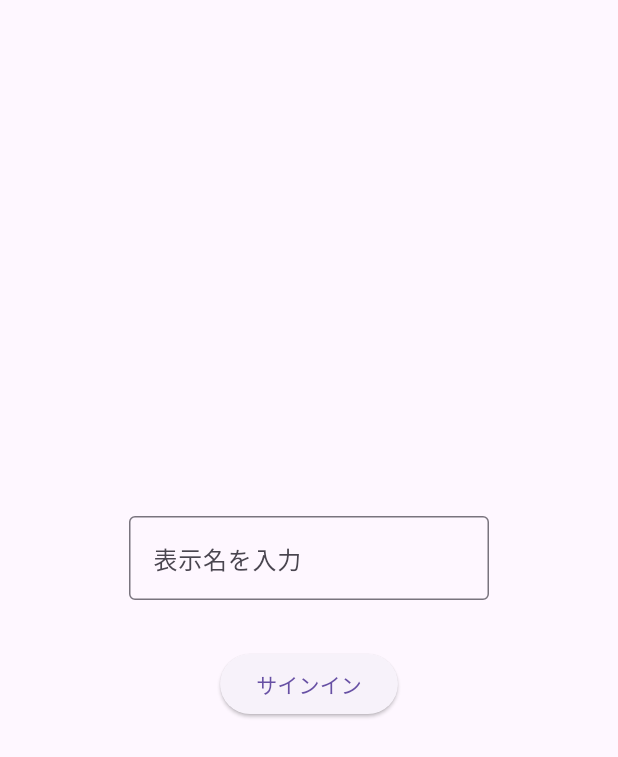
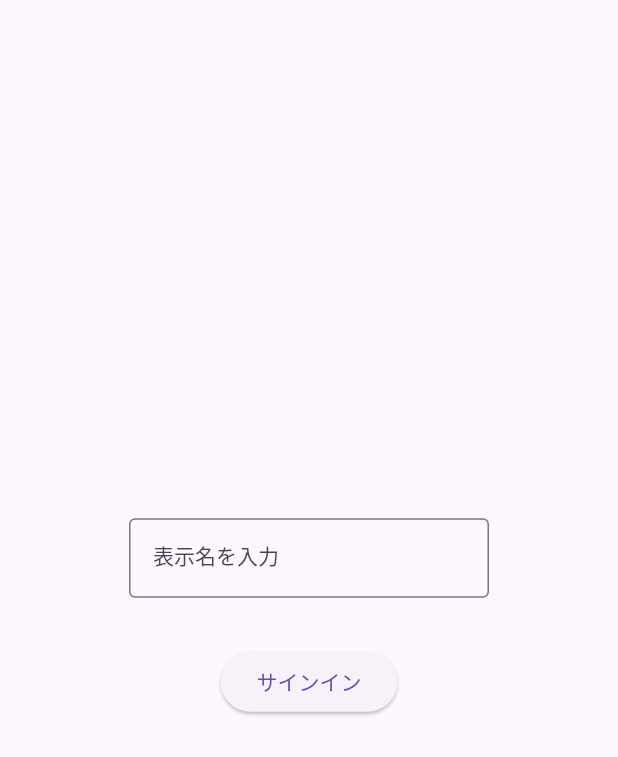
Before and after one commit to kosukesaigusa/flutter_tokyo_hackathon_2023, a Flutter app: the screen it shows after launch, on a phone screen of 412 x 824 dp. Shown: the top 757 px of the screen. Run offline on Flutter 3.47's test engine with Material 2 defaults, Android fonts, the phone set to English and light mode, and no system bars; our stand-ins replace auto_route, cached_network_image, cloud_firestore, firebase_auth, firebase_core, firebase_storage and 6 more; missing offline and left inert: flutterfire_gen_annotation, flutterfire_gen_utils; accounts and stored records are empty; statements that could not run were skipped; project files that could hold a hidden picture were left out.

Commit message:
feat: update font

```diff
--- a/packages/hackathon_app/lib/main.dart
+++ b/packages/hackathon_app/lib/main.dart
@@ -1,5 +1,7 @@
 import 'package:firebase_core/firebase_core.dart';
 import 'package:flutter/material.dart';
+import 'package:flutter_localizations/flutter_localizations.dart';
+import 'package:google_fonts/google_fonts.dart';
 import 'package:hooks_riverpod/hooks_riverpod.dart';
 
 import 'app_ui_feedback_controller.dart';
@@ -36,7 +38,20 @@ class MainApp extends ConsumerWidget {
               elevation: 4,
               shadowColor: Theme.of(context).shadowColor,
             ),
+        textTheme: GoogleFonts.notoSansJpTextTheme(
+          Theme.of(context).textTheme,
+        ),
+        fontFamily: 'Noto Sans JP',
+        fontFamilyFallback: const ['Noto Sans JP'],
       ),
+      localizationsDelegates: const [
+        GlobalMaterialLocalizations.delegate,
+        GlobalWidgetsLocalizations.delegate,
+        GlobalCupertinoLocalizations.delegate,
+      ],
+      supportedLocales: const [
+        Locale('ja', 'JP'),
+      ],
       debugShowCheckedModeBanner: false,
       routerConfig: ref.watch(_appRouterProvider).config(),
       builder: (context, child) {
```
Also changed, not shown: packages/hackathon_app/pubspec.yaml (+18 -2 lines), packages/hackathon_app/assets/images/google.png (deleted), packages/hackathon_app/assets/images/line_icon.png (deleted), packages/hackathon_app/pubspec.lock, 10 other files.
